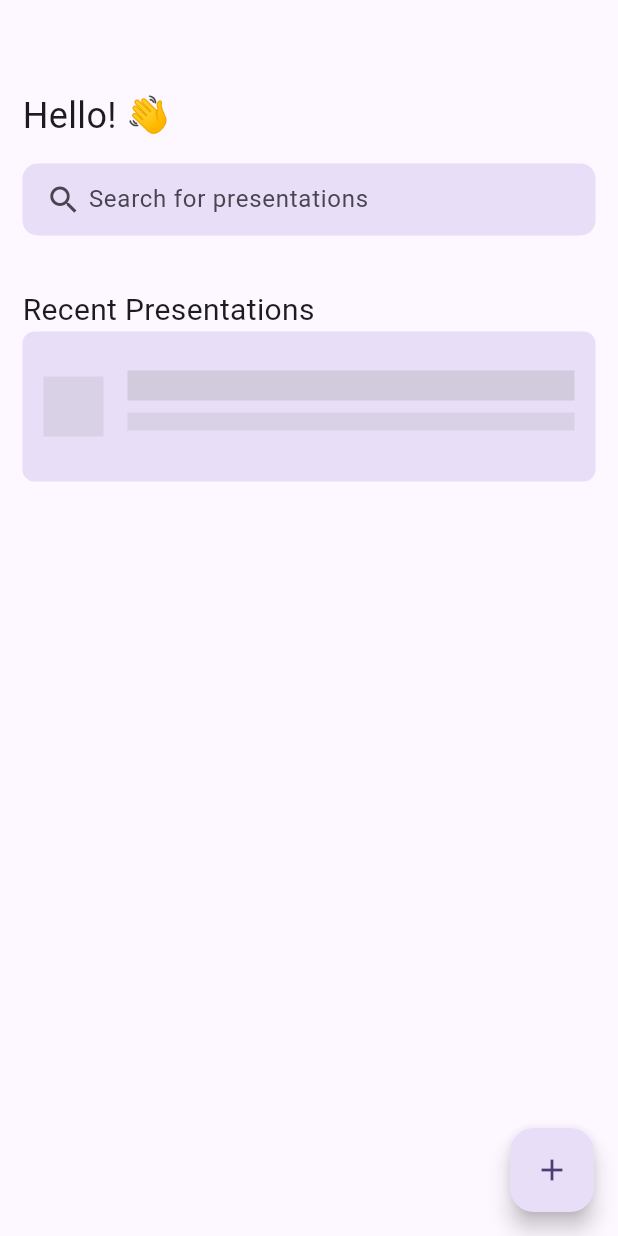
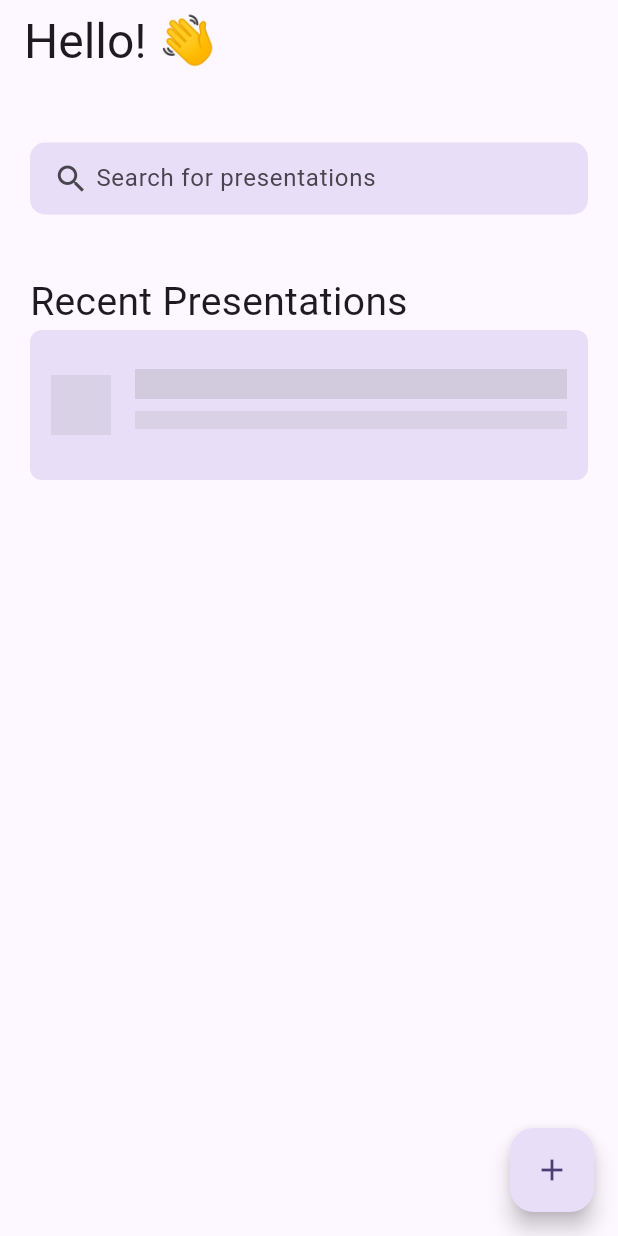
Before and after one commit to fabian-kho/zoom_lite, a Flutter app: the screen it shows after launch, on a phone screen of 412 x 824 dp. Run offline on Flutter 3.47's test engine with Material 2 defaults, Android fonts, the phone set to English and light mode, and no system bars; our stand-ins replace file_picker, firebase_core, firebase_database, firebase_storage; missing offline and left inert: pdf_render; accounts and stored records are empty.

Commit message:
fix: landing page scrolling improvement

```diff
--- a/lib/components/list_item.dart
+++ b/lib/components/list_item.dart
@@ -10,7 +10,7 @@ class ListItem extends StatelessWidget {
   @override
   Widget build(BuildContext context) {
     return Container(
-      margin: const EdgeInsets.symmetric(vertical: 8, horizontal: 15),
+      margin: const EdgeInsets.symmetric(vertical: 8, horizontal: 20),
       child: ListTile(
         // add padding
         contentPadding: const EdgeInsets.all(12),
--- a/lib/pages/landing_page.dart
+++ b/lib/pages/landing_page.dart
@@ -81,40 +81,41 @@ class _LandingPageState extends State<LandingPage> {
   @override
   Widget build(BuildContext context) {
     return Scaffold(
-      body: Column(
-        crossAxisAlignment: CrossAxisAlignment.start,
-        children: [
-          const SizedBox(height: 60),
-          Padding(
-            padding: const EdgeInsets.symmetric(horizontal: 15),
-            child: Text(
+      body: CustomScrollView(
+        slivers: [
+          SliverAppBar(
+            title: Text(
               widget.title,
               style: const TextStyle(
-                fontSize: 24,
+                fontSize: 32,
                 fontWeight: FontWeight.w400,
               ),
             ),
+            pinned: true,
+            expandedHeight: 75,
           ),
-          Padding(
-            padding: const EdgeInsets.all(15),
+          SliverToBoxAdapter(
+            child: Padding(
+            padding: const EdgeInsets.all(20),
             child: SearchBox(onSearchChanged: _filterPresentations),
+            ),
           ),
-          const SizedBox(height: 20),
-          Container(
-            padding: const EdgeInsets.symmetric(horizontal: 15),
-            child: const Text(
-                  'Recent Presentations',
-                  style: TextStyle(fontSize: 20),
-                ),
+          const SliverToBoxAdapter(
+            child: Padding(
+              padding: EdgeInsets.fromLTRB(20, 20, 20, 0),
+              child: Text(
+                'Recent Presentations',
+                style: TextStyle(fontSize: 26),
+              ),
+            ),
           ),
-          Expanded(
-            child: ListView.builder(
-              itemCount: filteredPresentations.isNotEmpty ? filteredPresentations.length : 1,
-              itemBuilder: (context, index) {
+          SliverList(
+            delegate: SliverChildBuilderDelegate(
+                  (context, index) {
                 if (filteredPresentations.isEmpty) {
                   // Show skeleton item
                   return Container(
-                    margin: const EdgeInsets.symmetric(horizontal: 15),
+                    margin: const EdgeInsets.symmetric(horizontal: 20),
                     child: ListTile(
                       contentPadding: const EdgeInsets.all(14),
                       shape: const RoundedRectangleBorder(
@@ -145,6 +146,7 @@ class _LandingPageState extends State<LandingPage> {
                   return filteredPresentations[index];
                 }
               },
+              childCount: filteredPresentations.isNotEmpty ? filteredPresentations.length : 1,
             ),
           ),
         ],
@@ -161,7 +163,6 @@ class _LandingPageState extends State<LandingPage> {
       ),
     );
   }
-
 }
 
 class SearchBox extends StatelessWidget {
```
Also changed, not shown: 1 other file.
